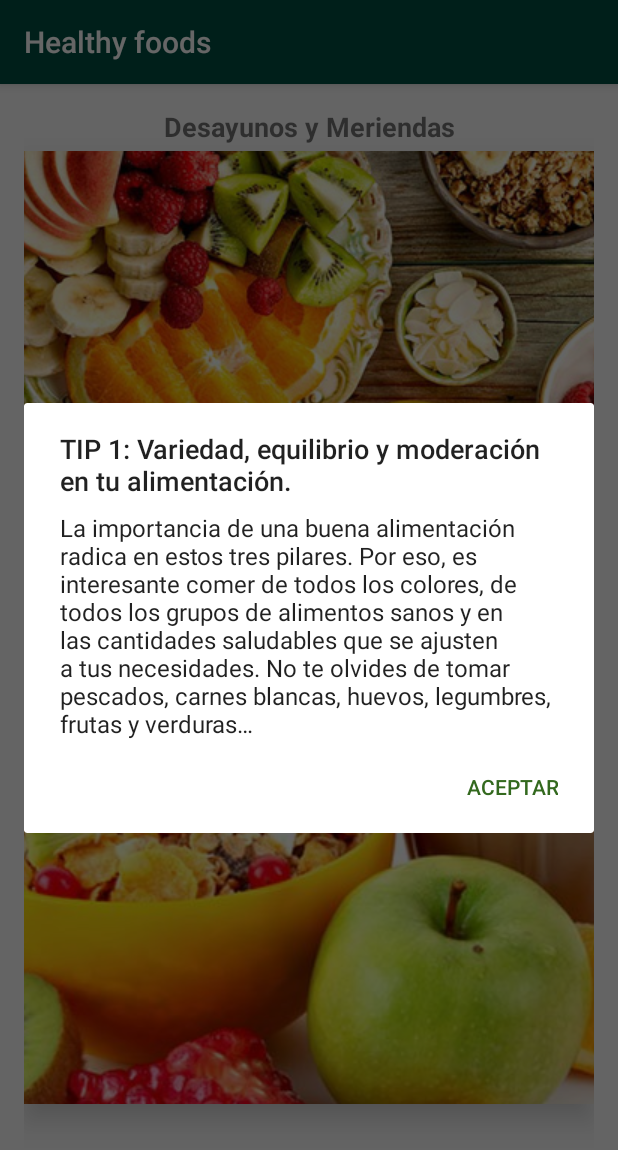
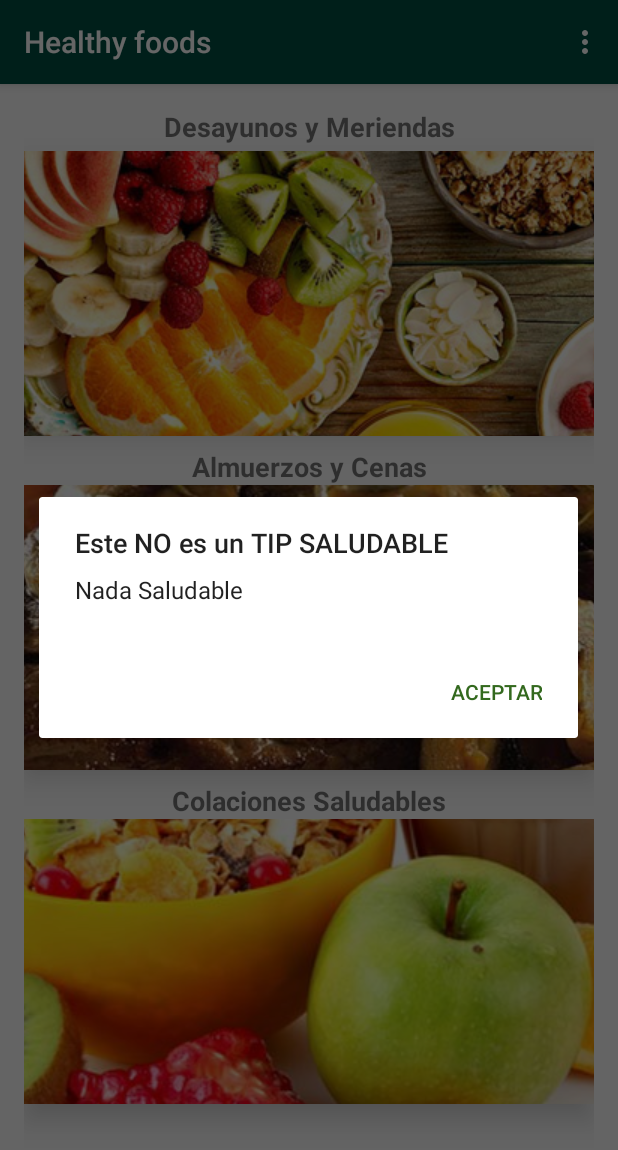
Before and after one commit to BidartMG/HealthyFood, an Android app: the PrincipalFragment screen opened through its navigation route, on a phone screen of 412 x 824 dp. Shown: the top 1150 px of the screen. Run offline under Robolectric (Android 15) with nearby library versions, the phone set to English and light mode, and no system bars; our stand-ins replace Firebase (no records; nobody signed in at launch, a user with empty details on screens opened directly); 2 statements that could not run were skipped.

Commit message:
navegacion a mis comidas, tips saludables aleatorios, menu finalizar, vista de mis comidas como recycler, carga a bbdd tips y lectura de los mismos

```diff
--- a/app/src/main/java/com/ort/healthyfoods/activities/MainActivity.kt
+++ b/app/src/main/java/com/ort/healthyfoods/activities/MainActivity.kt
@@ -1,16 +1,30 @@
 package com.ort.healthyfoods.activities
 
 import android.os.Bundle
+import android.view.Menu
+import android.view.MenuItem
 import androidx.appcompat.app.AppCompatActivity
 import com.ort.healthyfoods.R
+import com.ort.healthyfoods.fragments.PrincipalFragment
 
 class MainActivity : AppCompatActivity() {
     override fun onCreate(savedInstanceState: Bundle?) {
         super.onCreate(savedInstanceState)
         setContentView(R.layout.activity_main)
-
     }
 
+    override fun onCreateOptionsMenu(menu: Menu?): Boolean {
+        menuInflater.inflate(R.menu.main_menu,menu)
+        return true
+    }
 
-
+    override fun onOptionsItemSelected(item: MenuItem): Boolean {
+        return when(item.itemId) {
+            R.id.finalizar -> {
+                finish()
+                return true
+            }
+            else -> super.onOptionsItemSelected(item)
+        }
+    }
 }
--- a/app/src/main/java/com/ort/healthyfoods/fragments/ListFoodFragment.kt
+++ b/app/src/main/java/com/ort/healthyfoods/fragments/ListFoodFragment.kt
@@ -51,10 +51,7 @@ class ListFoodFragment : Fragment() {
     override fun onCreate(savedInstanceState: Bundle?) {
         super.onCreate(savedInstanceState)
          //viewModel.initTestList()
-
          //viewModel.cargarAlm_Cen_Base()
-
-
         //viewModelTip.initTipsList()
         //viewModelTip.cargarTips_Base()
         // ALMUERZOS
@@ -98,8 +95,6 @@ class ListFoodFragment : Fragment() {
 
     override fun onStart() {
         super.onStart()
-        //var indice = ListFoodFragmentArgs.fromBundle(requireArguments()).index
-
 
         btnAdd.setOnClickListener() {
             val goToAddFood = ListFoodFragmentDirections.actionListFoodFragmentToAddFoodFragment()
--- a/app/src/main/java/com/ort/healthyfoods/fragments/ListRealizadasFragment.kt
+++ b/app/src/main/java/com/ort/healthyfoods/fragments/ListRealizadasFragment.kt
@@ -12,6 +12,7 @@ import android.widget.Button
 import android.widget.TextView
 import androidx.fragment.app.Fragment
 import androidx.lifecycle.ViewModelProvider
+import androidx.navigation.findNavController
 import com.github.mikephil.charting.components.AxisBase
 import com.github.mikephil.charting.components.XAxis
 import com.github.mikephil.charting.components.YAxis
@@ -89,9 +90,9 @@ class ListRealizadasFragment : Fragment() {
             }
 
         btnDetalle.setOnClickListener {
-
+            val irA = PresentacionFragmentDirections.actionPresentacionFragmentToComidasRealizadasFragment()
             //val comidasList = ListRealizadasFragmentDirections.actionListRealizadasFragmentToComidasRealizadasFragment()
-            //vista.findNavController().navigate(comidasList)
+            vista.findNavController().navigate(irA)
         }
 
         return vista
--- a/app/src/main/java/com/ort/healthyfoods/fragments/PrincipalFragment.kt
+++ b/app/src/main/java/com/ort/healthyfoods/fragments/PrincipalFragment.kt
@@ -1,6 +1,8 @@
 package com.ort.healthyfoods.fragments
 
+import android.content.ContentValues
 import android.os.Bundle
+import android.util.Log
 import androidx.fragment.app.Fragment
 import android.view.LayoutInflater
 import android.view.View
@@ -8,10 +10,12 @@ import android.view.ViewGroup
 import android.widget.ImageView
 import android.widget.TextView
 import androidx.navigation.findNavController
+import com.google.firebase.firestore.FirebaseFirestore
 import com.ort.healthyfoods.R
 import com.ort.healthyfoods.entities.Food
 import com.ort.healthyfoods.entities.Tip
 import kotlinx.android.synthetic.main.fragment_detail.*
+import java.util.*
 
 
 class PrincipalFragment : Fragment() {
@@ -39,14 +43,7 @@ class PrincipalFragment : Fragment() {
 
     override fun onStart() {
         super.onStart()
-
-        var tip = obtenerTip()
-        if(tip.idTip != "-1") {
-            showAlert(tip.titulo, tip.descripcion)
-        } else {
-            showAlert("Este NO es un TIP SALUDABLE","Nada Saludable")
-        }
-
+        obtenerTip()
 
         img_desMer.setOnClickListener {
             val goToListBreackfast = PresentacionFragmentDirections.actionPresentacionFragmentToListBreackfastFragment()
@@ -74,13 +71,33 @@ class PrincipalFragment : Fragment() {
         dialog.show()
     }
 
-    private fun obtenerTip() : Tip {
-        var viewModelTip: ListTipsViewModel=ListTipsViewModel()
+    fun obtenerTip() {
+        var consejos: MutableList<Tip> = arrayListOf()
+        val db = FirebaseFirestore.getInstance()
 
-        var tipLeido: Tip = Tip("-1","","","")
+        var consejo: Tip //= Tip(1,"TIP 100: Variedad, equilibrio y moderación en tu alimentación.","La importancia de una buena alimentación radica en estos tres pilares. Por eso, es interesante comer de todos los colores, de todos los grupos de alimentos sanos y en las cantidades saludables que se ajusten a tus necesidades. No te olvides de tomar pescados, carnes blancas, huevos, legumbres, frutas y verduras…","https://www.nutriban.com/wp-content/webp-express/webp-images/doc-root/wp-content/uploads/2020/03/DIETA-VARIADA-300x225.jpg.webp")
+        var random = Random()
+        var indice = random.nextInt(10)// uno mas porque devuelve hasta el anterior
+        db.collection("TipsYConsejos")
+            .get()
+            .addOnSuccessListener { result ->
+                for (document in result) {
+                    val myObject = document.toObject(Tip::class.java)
+                    consejos.add(myObject)
+                }
+                consejo = consejos[indice]
+                if(consejo.idTip != (indice-1) ) {
+                    showAlert(consejo.titulo, consejo.descripcion)
+                } else {
+                    showAlert("Este NO es un TIP SALUDABLE","Nada Saludable")
+                }
+            }
+            .addOnFailureListener {exception ->
+                Log.d(ContentValues.TAG, "Error getting documents: ")
+            }
+    }
 
-        tipLeido = viewModelTip.obtenerTip()
 
-        return tipLeido
-    }
+
+
 }
--- a/app/src/main/res/layout/list_breackfast_fragment.xml
+++ b/app/src/main/res/layout/list_breackfast_fragment.xml
@@ -28,8 +28,8 @@
         android:src="@android:drawable/ic_input_add"
         app:layout_constraintBottom_toBottomOf="@+id/rec_desayunos_list"
         app:layout_constraintEnd_toEndOf="parent"
-        app:layout_constraintHorizontal_bias="0.791"
+        app:layout_constraintHorizontal_bias="0.853"
         app:layout_constraintStart_toStartOf="parent"
         app:layout_constraintTop_toTopOf="parent"
-        app:layout_constraintVertical_bias="0.881" />
+        app:layout_constraintVertical_bias="0.914" />
 </androidx.constraintlayout.widget.ConstraintLayout>
--- a/app/src/main/res/layout/list_colaciones_fragment.xml
+++ b/app/src/main/res/layout/list_colaciones_fragment.xml
@@ -28,9 +28,9 @@
         android:src="@android:drawable/ic_input_add"
         app:layout_constraintBottom_toBottomOf="parent"
         app:layout_constraintEnd_toEndOf="parent"
-        app:layout_constraintHorizontal_bias="0.791"
+        app:layout_constraintHorizontal_bias="0.853"
         app:layout_constraintStart_toStartOf="parent"
         app:layout_constraintTop_toTopOf="parent"
-        app:layout_constraintVertical_bias="0.881" />
+        app:layout_constraintVertical_bias="0.914" />
 
 </androidx.constraintlayout.widget.ConstraintLayout>
--- a/app/src/main/res/layout/list_food_fragment.xml
+++ b/app/src/main/res/layout/list_food_fragment.xml
@@ -27,8 +27,8 @@
         android:src="@android:drawable/ic_input_add"
         app:layout_constraintBottom_toBottomOf="parent"
         app:layout_constraintEnd_toEndOf="parent"
-        app:layout_constraintHorizontal_bias="0.791"
+        app:layout_constraintHorizontal_bias="0.853"
         app:layout_constraintStart_toStartOf="parent"
         app:layout_constraintTop_toTopOf="@+id/rec_comidas_listFood"
-        app:layout_constraintVertical_bias="0.881" />
+        app:layout_constraintVertical_bias="0.914" />
 </androidx.constraintlayout.widget.ConstraintLayout>
--- a/app/src/main/res/navigation/nav_graph.xml
+++ b/app/src/main/res/navigation/nav_graph.xml
@@ -193,7 +193,10 @@
         android:label="fragment_comidas_realizadas"
         tools:layout="@layout/fragment_comidas_realizadas" >
         <action
-            android:id="@+id/action_comidasRealizadasFragment_to_listRealizadasFragment"
-            app:destination="@id/listRealizadasFragment" />
+            android:id="@+id/action_comidasRealizadasFragment_to_detailFragment"
+            app:destination="@id/detailFragment" />
+        <action
+            android:id="@+id/action_comidasRealizadasFragment_to_presentacionFragment"
+            app:destination="@id/presentacionFragment" />
     </fragment>
 </navigation>
```
Also changed, not shown: app/src/main/java/com/ort/healthyfoods/entities/Tip.kt (+5 -5 lines), app/src/main/java/com/ort/healthyfoods/fragments/ComidasRealizadasFragment.kt (+37 -12 lines), app/src/main/java/com/ort/healthyfoods/fragments/ListTipsFragment.kt (+5 -4 lines), app/src/main/java/com/ort/healthyfoods/fragments/ListTipsViewModel.kt (+17 -27 lines), app/src/main/res/layout/fragment_comidas_realizadas.xml (+5 -4 lines), app/src/main/res/menu/main_menu.xml (+0 -10 lines).
